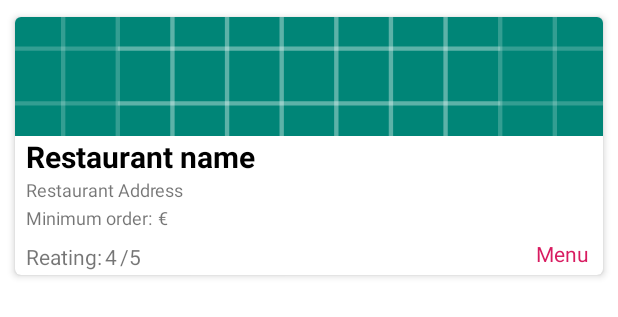
After one commit to KerolosSalib/KirFood, an Android app: the layout item_restaurant_grid.xml on its own in the app's theme, with its tools: preview values and no code run, on a phone screen of 412 x 824 dp. The commit adds this screen. Shown: the top 317 px of the screen. Run offline under Robolectric (Android 15) with nearby library versions, the light colour scheme and no system bars.

Commit message:
Adding Grid layout

```diff
--- a/app/build.gradle
+++ b/app/build.gradle
@@ -27,5 +27,6 @@ dependencies {
     androidTestImplementation 'androidx.test:runner:1.1.2-alpha01'
     androidTestImplementation 'androidx.test.espresso:espresso-core:3.1.2-alpha01'
     implementation 'com.android.support:recyclerview-v7:28.0.0'
+    implementation 'com.github.bumptech.glide:glide:4.8.0'
 
 }
--- a/app/src/main/AndroidManifest.xml
+++ b/app/src/main/AndroidManifest.xml
@@ -2,6 +2,7 @@
 <manifest xmlns:android="http://schemas.android.com/apk/res/android"
     xmlns:tools="http://schemas.android.com/tools"
     package="com.example.kirfood">
+    <uses-permission android:name="android.permission.INTERNET" />
 
     <application
         android:allowBackup="true"
@@ -12,7 +13,7 @@
         android:theme="@style/AppTheme"
         android:largeHeap="true"
         tools:ignore="GoogleAppIndexingWarning">
-        <activity android:name=".ui.activities.CheckoutActivity"></activity>
+        <activity android:name=".ui.activities.CheckoutActivity"/>
         <activity android:name=".ui.activities.ShopActivity" />
         <activity android:name=".ui.activities.MainActivity">
             <intent-filter>
--- a/app/src/main/java/com/example/kirfood/Utilities.java
+++ b/app/src/main/java/com/example/kirfood/Utilities.java
@@ -7,7 +7,6 @@ import android.widget.Toast;
 public class Utilities {
 
     private static final int MIN_PASSWORD_LENGTH = 6;
-
     private static boolean EMAIL_VALID;
     private static boolean PASSWORD_VALID;
     private static boolean PHONE_NUMBER_VALID;
@@ -39,5 +38,4 @@ public class Utilities {
     public static void showToast(Context c, String t){
         Toast.makeText(c, t, Toast.LENGTH_LONG).show();
     }
-
 }
--- a/app/src/main/java/com/example/kirfood/datamodels/Restaurant.java
+++ b/app/src/main/java/com/example/kirfood/datamodels/Restaurant.java
@@ -9,7 +9,7 @@ public class Restaurant {
     private String rAddress;
     private float rMinOrder;
 
-    public Restaurant(String rImage, String rName, String rAddress, float rMinOrder) {
+    public Restaurant(String  rImage, String rName, String rAddress, float rMinOrder) {
         this.rImage = rImage;
         this.rName = rName;
         this.rAddress = rAddress;
@@ -17,7 +17,7 @@ public class Restaurant {
     }
 
 
-    public String getrImage() {
+    public String  getrImage() {
         return rImage;
     }
 
--- /dev/null
+++ b/app/src/main/res/layout/item_restaurant_grid.xml
@@ -0,0 +1,128 @@
+<?xml version="1.0" encoding="utf-8"?>
+<com.google.android.material.card.MaterialCardView xmlns:android="http://schemas.android.com/apk/res/android"
+    xmlns:tools="http://schemas.android.com/tools"
+    android:layout_width="match_parent"
+    android:layout_height="wrap_content"
+    xmlns:app="http://schemas.android.com/apk/res-auto"
+    android:layout_margin="5dp"
+    android:orientation="vertical"
+    app:cardElevation="3dp"
+    app:cardUseCompatPadding="true"
+    android:paddingBottom="0dp">
+
+    <LinearLayout
+        android:layout_width="match_parent"
+        android:layout_height="wrap_content"
+        android:orientation="vertical">
+
+        <ImageView
+            android:id="@+id/restaurant_image"
+            android:layout_width="match_parent"
+            android:layout_height="80dp"
+            android:scaleType="centerCrop"
+            tools:src="@drawable/ic_launcher_background" />
+
+
+        <TextView
+            android:id="@+id/restaurant_name"
+            android:layout_width="wrap_content"
+            android:layout_height="wrap_content"
+            android:text="@string/restaurnt_name"
+            android:textColor="@color/resturant_name_color"
+            android:textSize="20sp"
+            android:textStyle="bold"
+            android:layout_marginStart="8dp"/>
+
+        <TextView
+            android:id="@+id/restaurant_address"
+            android:layout_width="wrap_content"
+            android:layout_height="wrap_content"
+            android:text="@string/restaurant_address"
+            android:textSize="12sp"
+            android:layout_marginStart="8dp"/>
+
+
+        <LinearLayout
+            android:layout_width="wrap_content"
+            android:layout_height="wrap_content"
+            android:orientation="horizontal"
+            android:layout_marginStart="8dp">
+
+            <TextView
+                android:layout_width="wrap_content"
+                android:layout_height="wrap_content"
+                android:text="@string/min_ordine"
+                android:textSize="12sp"
+                />
+
+
+            <TextView
+                android:id="@+id/restaurant_min_order"
+                android:layout_width="match_parent"
+                android:layout_height="wrap_content"
+                android:textSize="12sp"
+                android:padding="2dp"/>
+
+
+            <TextView
+                android:layout_width="wrap_content"
+                android:layout_height="wrap_content"
+                android:text="@string/cuurancy"
+                android:textSize="12sp"/>
+
+        </LinearLayout>
+
+        <View
+            android:layout_width="match_parent"
+            android:layout_height="4dp"/>
+
+
+        <LinearLayout
+            android:layout_width="match_parent"
+            android:layout_height="wrap_content"
+            android:orientation="horizontal">
+
+            <LinearLayout
+                android:layout_width="wrap_content"
+                android:layout_height="wrap_content"
+                android:orientation="horizontal"
+                android:layout_marginStart="8dp">
+
+                <TextView
+                    android:layout_width="wrap_content"
+                    android:layout_height="wrap_content"
+                    android:text="@string/reating"
+                    />
+
+                <TextView
+                    android:id="@+id/restaurant_reating"
+                    android:layout_width="match_parent"
+                    android:layout_height="wrap_content"
+                    android:text="4"
+                    android:padding="2dp"/>
+
+                <TextView
+                    android:layout_width="wrap_content"
+                    android:layout_height="wrap_content"
+                    android:text="@string/_5" />
+
+            </LinearLayout>
+
+            <TextView
+                android:id="@+id/view_button"
+                android:layout_width="match_parent"
+                android:layout_height="wrap_content"
+                android:layout_gravity="end"
+                android:gravity="bottom|end"
+                android:paddingEnd="10dp"
+                android:paddingBottom="5dp"
+                android:text="@string/view"
+                android:textColor="@color/colorAccent" />
+        </LinearLayout>
+
+
+
+    </LinearLayout>
+
+
+</com.google.android.material.card.MaterialCardView>
--- a/app/src/main/res/values/colors.xml
+++ b/app/src/main/res/values/colors.xml
@@ -4,4 +4,6 @@
     <color name="colorPrimaryDark">#CE0B52</color>
     <color name="colorAccent">#D81B60</color>
     <color name="light_background_colore">#ffffff</color>
+    <color name="resturant_name_color">#000000</color>
+
 </resources>
--- a/app/src/main/res/values/strings.xml
+++ b/app/src/main/res/values/strings.xml
@@ -19,6 +19,14 @@
     <string name="sign_up_with_social_media_account">Sign Up with social media account</string>
     <string name="registration_actionbar_label">Registration</string>
     <string name="login_actionbar_lable">Login</string>
-    <string name="creat_an_account_now">Ceat an account now</string>
-    <string name="login_with">Loin with scoial</string>
+    <string name="creat_an_account_now">Creat an account now</string>
+    <string name="login_with">Loin with social</string>
+    <string name="min_ordine">Minimum order: </string>
+    <string name="cuurancy"> €</string>
+    <string name="restaurnt_name">Restaurant name</string>
+    <string name="restaurant_address">Restaurant Address</string>
+    <string name="view">Menu</string>
+    <string name="grid">Grid</string>
+    <string name="reating">Reating: </string>
+    <string name="_5">/5</string>
 </resources>
```
Also changed, not shown: app/src/main/java/com/example/kirfood/SharedPreferencesSettings.java (added, +41 -0 lines), app/src/main/java/com/example/kirfood/ui/activities/MainActivity.java (+60 -21 lines), app/src/main/java/com/example/kirfood/ui/adabters/RestaurantAdabter.java (deleted, +0 -51 lines), app/src/main/java/com/example/kirfood/ui/adapters/RestaurantAdapter.java (added, +79 -0 lines), app/src/main/res/layout/item_restaurant.xml (+73 -11 lines), app/src/main/res/menu/menu_main.xml (+6 -6 lines).
